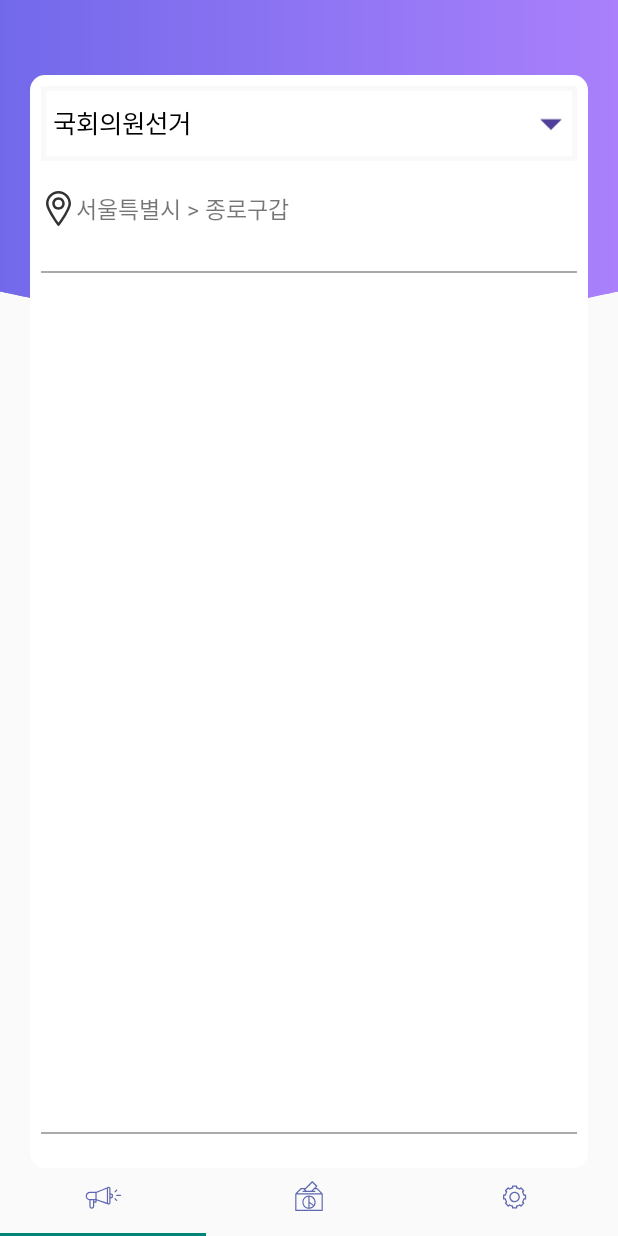
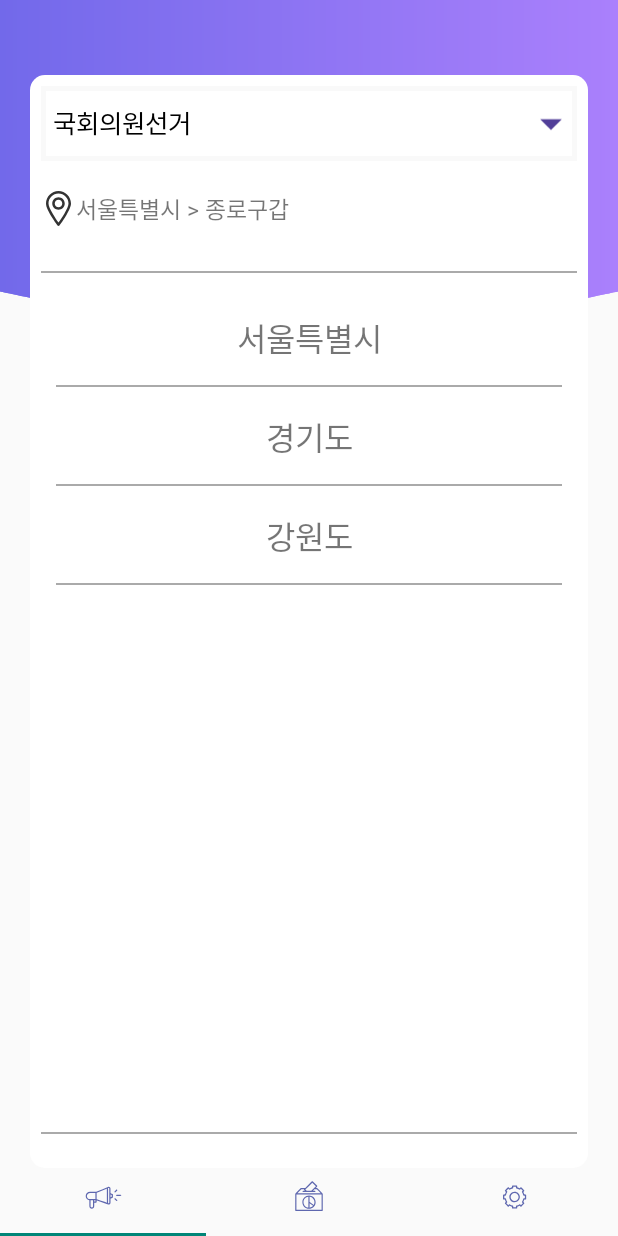
Before and after one commit to Parsrich/GeneralElection_Android, an Android app: the screen it shows after launch (MainActivity), on a phone screen of 412 x 824 dp. Run offline under Robolectric (Android 15) with nearby library versions, the phone set to English and light mode, and no system bars; our stand-ins replace Firebase (no records; nobody signed in at launch, a user with empty details on screens opened directly); Roboto replaces fonts that are not available here; 5 statements that could not run were skipped.

Commit message:
지역구 RecyclerView 화면 생성 (적용 중)

```diff
--- a/app/src/main/java/lets/vote/generalelection/CandidateListFragment.java
+++ b/app/src/main/java/lets/vote/generalelection/CandidateListFragment.java
@@ -35,8 +35,9 @@ import java.util.List;
  * A simple {@link Fragment} subclass.
  */
 public class CandidateListFragment extends Fragment {
-    private List<CandidateVO> list ;
+    private List<CandidateVO> candidateList ;
     private CandidateAdapter adapter;
+    private DistrictAdapter districtAdapter;
     private int totalCount;
     private Context mContext;
     public CandidateListFragment() {
@@ -55,7 +56,9 @@ public class CandidateListFragment extends Fragment {
 
         View rootView = inflater.inflate(R.layout.fragment_candidate_list, container, false);
         RecyclerView recyclerView = rootView.findViewById(R.id.candidateList);
+//        RecyclerView districtRecyclerView = rootView.findViewById(R.id.districtList);
         Spinner spinner = rootView.findViewById(R.id.electionSpinner);
+        FirebaseFirestore db = FirebaseFirestore.getInstance();
 
         List<String> selectList = new ArrayList<>();
         selectList.add("국회의원선거");
@@ -93,13 +96,11 @@ public class CandidateListFragment extends Fragment {
         selectAdapter.setDropDownViewResource(android.R.layout.simple_spinner_dropdown_item);
         spinner.setAdapter(selectAdapter);
 
-
-        list = new ArrayList<>();
+        /* 후보자 리스트 */
+        candidateList = new ArrayList<>();
         recyclerView.setLayoutManager(new LinearLayoutManager(getContext()));
-        adapter = new CandidateAdapter(list);
+        adapter = new CandidateAdapter(candidateList);
         recyclerView.setAdapter(adapter);
-
-        FirebaseFirestore db = FirebaseFirestore.getInstance();
 
         db.collection("candidate")
                 .whereEqualTo("Si","서울특별시")
@@ -112,10 +113,10 @@ public class CandidateListFragment extends Fragment {
                             totalCount = task.getResult().size();
                             for (QueryDocumentSnapshot document : task.getResult()) {
                                 Log.d("list_test",new CandidateVO(document).toString());
-                                list.add(new CandidateVO(document));
+                                candidateList.add(new CandidateVO(document));
                             }
                             adapter.notifyDataSetChanged();
-                            Log.d("result",list.toString());
+                            Log.d("result",candidateList.toString());
                         } else {
                             Log.w("DB_TEST", "Error getting documents.", task.getException());
                         }
@@ -128,11 +129,23 @@ public class CandidateListFragment extends Fragment {
                 super.onScrolled(recyclerView, dx, dy);
                 int lastPosition = ((LinearLayoutManager)recyclerView.getLayoutManager()).findLastCompletelyVisibleItemPosition();
                 Log.d("position",lastPosition + "");
-                if (lastPosition == list.size()-1) {
+                if (lastPosition == candidateList.size()-1) {
                     Log.d("position","마지막 값");
                 }
             }
         });
+
+        List<String> districtList = new ArrayList<>();
+        districtList.add("서울특별시");
+        districtList.add("경기도");
+        districtList.add("강원도");
+
+//        districtRecyclerView.setLayoutManager(new LinearLayoutManager(getContext()));
+
+        districtAdapter = new DistrictAdapter(districtList);
+        recyclerView.setAdapter(districtAdapter);
+
+
 
         return rootView;
     }
@@ -197,4 +210,39 @@ public class CandidateListFragment extends Fragment {
 
         }
     }
+
+
+    private class DistrictAdapter extends RecyclerView.Adapter<DistrictViewHolder> {
+        List<String> mList;
+        public DistrictAdapter(List<String> list){
+            mList = list;
+        }
+
+        @NonNull
+        @Override
+        public DistrictViewHolder onCreateViewHolder(@NonNull ViewGroup viewGroup, int viewType) {
+            View view = LayoutInflater.from(viewGroup.getContext()).inflate(R.layout.item_disctrict,viewGroup,false);
+            return new DistrictViewHolder(view);
+        }
+
+        @Override
+        public void onBindViewHolder(@NonNull DistrictViewHolder holder, int position) {
+            String d = mList.get(position);
+            holder.districtName.setText(d);
+        }
+
+        @Override
+        public int getItemCount() {
+            return mList.size();
+        }
+    }
+
+    private class DistrictViewHolder extends RecyclerView.ViewHolder{
+        TextView districtName;
+
+        public DistrictViewHolder(View view){
+            super(view);
+            districtName = view.findViewById(R.id.districtName);
+        }
+    }
 }
--- a/app/src/main/res/layout/fragment_select_district.xml
+++ b/app/src/main/res/layout/fragment_select_district.xml
@@ -43,7 +43,6 @@
         android:layout_height="1dp"
         android:layout_marginTop="30dp"
         android:background="@android:color/darker_gray"
-        android:layout_marginBottom="10dp"
         app:layout_constraintTop_toBottomOf="@id/searchDistrict"
         app:layout_constraintBottom_toTopOf="@id/candidateList"/>
 
@@ -54,10 +53,13 @@
         android:layout_marginBottom="10dp"
         android:layout_marginStart="10dp"
         android:layout_marginEnd="10dp"
+        android:layout_marginTop="10dp"
         app:layout_constraintBottom_toTopOf="@id/recyclerViewBottomHr"
         app:layout_constraintLeft_toLeftOf="parent"
         app:layout_constraintRight_toRightOf="parent"
-        app:layout_constraintTop_toBottomOf="@id/recyclerViewTopHr" />
+        app:layout_constraintTop_toBottomOf="@id/recyclerViewTopHr"
+        />
+
 
     <View
         android:id="@+id/recyclerViewBottomHr"
--- /dev/null
+++ b/app/src/main/res/layout/item_disctrict.xml
@@ -0,0 +1,32 @@
+<?xml version="1.0" encoding="utf-8"?>
+<androidx.constraintlayout.widget.ConstraintLayout xmlns:android="http://schemas.android.com/apk/res/android"
+    android:layout_width="match_parent"
+    android:layout_height="wrap_content"
+    xmlns:app="http://schemas.android.com/apk/res-auto"
+    xmlns:tools="http://schemas.android.com/tools"
+    android:paddingStart="10dp"
+    android:paddingEnd="10dp">
+
+
+    <TextView
+        android:id="@+id/districtName"
+        android:layout_width="wrap_content"
+        android:layout_height="wrap_content"
+        android:fontFamily="@font/gmarket_sans_bold"
+
+        android:textSize="21sp"
+        app:layout_constraintBottom_toBottomOf="parent"
+        app:layout_constraintLeft_toLeftOf="parent"
+        app:layout_constraintRight_toRightOf="parent"
+        app:layout_constraintTop_toTopOf="parent"
+        tools:text="서울시" />
+
+    <View
+        android:id="@+id/candidateHr"
+        android:layout_width="match_parent"
+        android:layout_height="1dp"
+        android:background="@android:color/darker_gray"
+        android:layout_marginTop="15dp"
+        app:layout_constraintTop_toBottomOf="@id/districtName"/>
+
+</androidx.constraintlayout.widget.ConstraintLayout>
```
